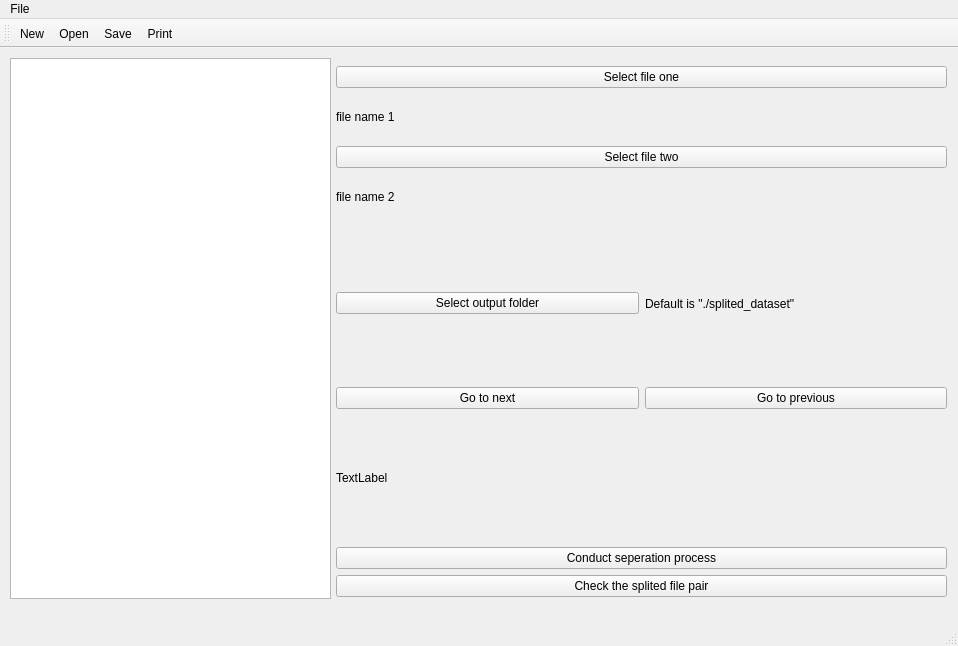
Qt form dependency analysis/mainwindow.ui (PacteraEDGE-UIF-Tool/datacompy) before a commit.
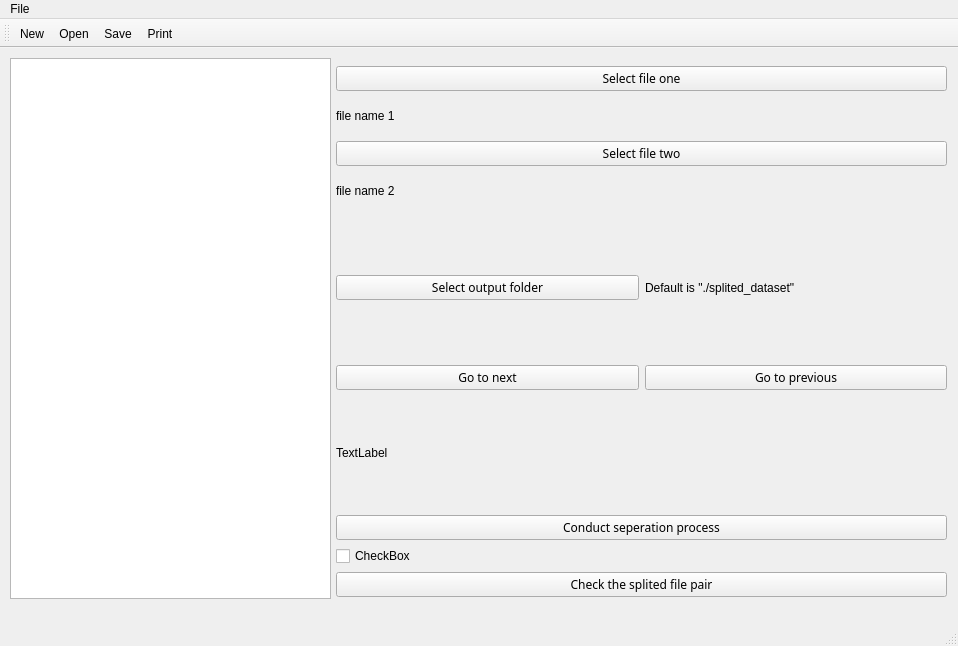
The same form after that commit. Icons and pictures are not drawn.

What changed in the file:
```diff
--- a/dependency analysis/mainwindow.ui
+++ b/dependency analysis/mainwindow.ui
@@ -43,6 +43,11 @@
         <layout class="QVBoxLayout" name="verticalLayout_3">
          <item>
           <widget class="QPushButton" name="pushButton_5">
+           <property name="font">
+            <font>
+             <family>Roboto Bk</family>
+            </font>
+           </property>
            <property name="text">
             <string>Select file one</string>
            </property>
@@ -57,6 +62,11 @@
          </item>
          <item>
           <widget class="QPushButton" name="pushButton_6">
+           <property name="font">
+            <font>
+             <family>Roboto Bk</family>
+            </font>
+           </property>
            <property name="text">
             <string>Select file two</string>
            </property>
@@ -77,6 +87,11 @@
       <layout class="QHBoxLayout" name="horizontalLayout_3">
        <item>
         <widget class="QPushButton" name="pushButton_7">
+         <property name="font">
+          <font>
+           <family>Roboto Bk</family>
+          </font>
+         </property>
          <property name="text">
           <string>Select output folder</string>
          </property>
@@ -97,6 +112,11 @@
         <layout class="QHBoxLayout" name="horizontalLayout">
          <item>
           <widget class="QPushButton" name="pushButton_3">
+           <property name="font">
+            <font>
+             <family>Roboto Bk</family>
+            </font>
+           </property>
            <property name="text">
             <string>Go to next</string>
            </property>
@@ -104,6 +124,11 @@
          </item>
          <item>
           <widget class="QPushButton" name="pushButton_2">
+           <property name="font">
+            <font>
+             <family>Roboto Bk</family>
+            </font>
+           </property>
            <property name="text">
             <string>Go to previous</string>
            </property>
@@ -122,13 +147,31 @@
      </item>
      <item>
       <widget class="QPushButton" name="pushButton">
+       <property name="font">
+        <font>
+         <family>Roboto Bk</family>
+        </font>
+       </property>
        <property name="text">
         <string>Conduct seperation process</string>
        </property>
       </widget>
      </item>
+     <item>
+      <widget class="QCheckBox" name="checkBox">
+       <property name="text">
+        <string>CheckBox</string>
+       </property>
+      </widget>
+     </item>
      <item>
       <widget class="QPushButton" name="pushButton_4">
+       <property name="font">
+        <font>
+         <family>Roboto Bk</family>
+         <bold>false</bold>
+        </font>
+       </property>
        <property name="text">
         <string>Check the splited file pair</string>
        </property>
```
Left out of the diff: 2 changed lines with no effect on the pictures.
